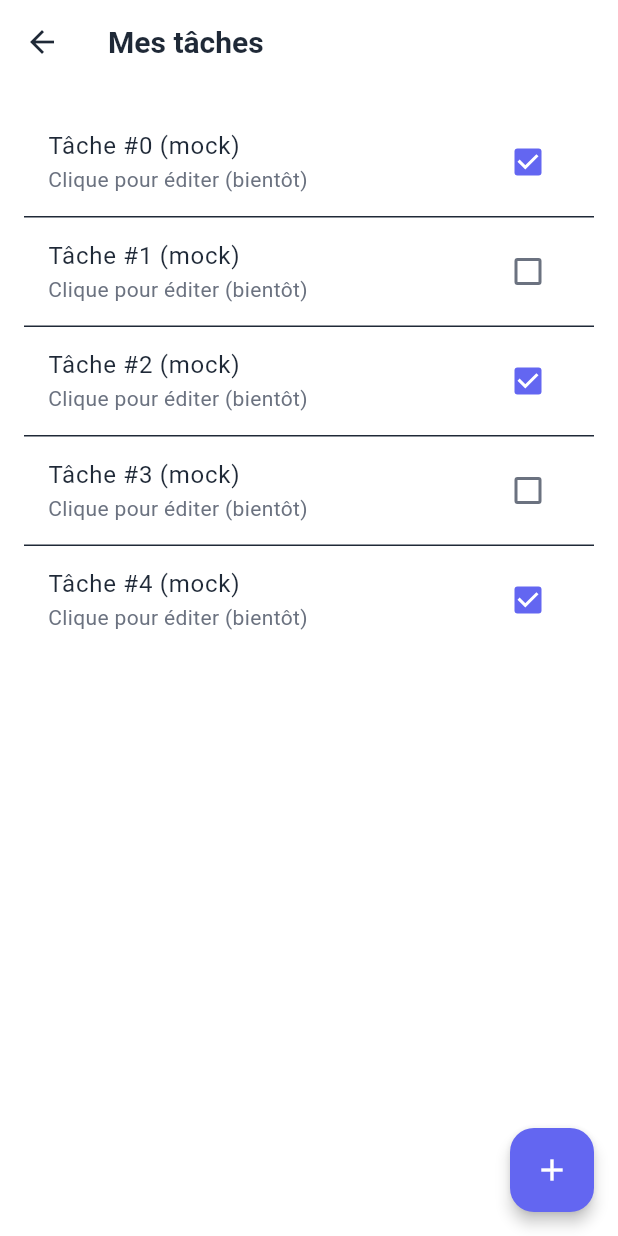
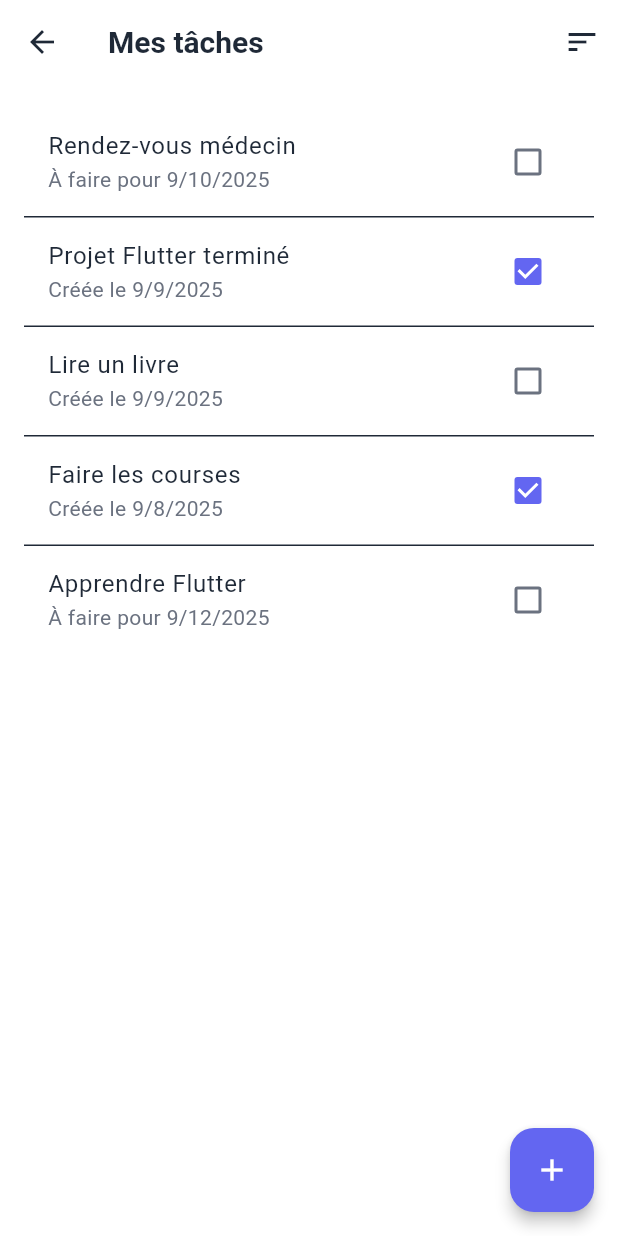
Before and after one commit to Efrei-M2-DEV1/FlutterProject, a Flutter app: the TasksPage screen opened directly, on a phone screen of 412 x 824 dp. Run offline on Flutter 3.47's test engine with Material 3 defaults, Android fonts, the phone set to English and light mode, and no system bars; our stand-ins replace go_router.

Commit message:
fix: wire tasks page and safe sorting

```diff
--- a/lib/core/router/app_router.dart
+++ b/lib/core/router/app_router.dart
@@ -6,7 +6,7 @@ import '../../features/auth/presentation/screens/login_screen.dart';
 import '../../features/auth/presentation/screens/register_screen.dart';
 import '../../features/tasks/presentation/screens/task_detail_screen.dart';
 import '../../features/tasks/presentation/screens/task_form_screen.dart';
-import '../../features/tasks/presentation/screens/task_list_screen.dart';
+import '../../features/tasks/ui/tasks_page.dart';
 import '../../shared/widgets/splash_screen.dart';
 
 /// Configuration centralisée de la navigation avec go_router
@@ -63,7 +63,7 @@ class AppRouter {
       GoRoute(
         path: tasks,
         name: 'tasks',
-        builder: (context, state) => const TaskListScreen(),
+        builder: (context, state) => const TasksPage(),
       ),
 
       // Création d'une nouvelle tâche
--- a/lib/features/tasks/presentation/providers/task_provider.dart
+++ b/lib/features/tasks/presentation/providers/task_provider.dart
@@ -7,7 +7,7 @@ class TaskProvider extends ChangeNotifier {
   // ===== DONNÉES PRIVÉES =====
   final List<Task> _tasks = [];
   TaskFilter _currentFilter = TaskFilter.all;
-  TaskSort _currentSort = TaskSort.newest;
+  TaskSort _currentSort = TaskSort.createdAt;
   bool _isLoading = false;
 
   // ===== GETTERS PUBLICS =====
@@ -118,17 +118,20 @@ class TaskProvider extends ChangeNotifier {
 
   /// Appliquer le tri actuel
   List<Task> _applySort(List<Task> tasks) {
+    final sorted = List<Task>.from(tasks);
     switch (_currentSort) {
-      case TaskSort.newest:
-        return tasks..sort((a, b) => b.createdAt.compareTo(a.createdAt));
-      case TaskSort.oldest:
-        return tasks..sort((a, b) => a.createdAt.compareTo(b.createdAt));
-      case TaskSort.priority:
-        return tasks
-          ..sort((a, b) => b.priority.value.compareTo(a.priority.value));
-      case TaskSort.alphabetical:
-        return tasks..sort((a, b) => a.title.compareTo(b.title));
+      case TaskSort.createdAt:
+        sorted.sort((a, b) => b.createdAt.compareTo(a.createdAt));
+        break;
+      case TaskSort.dueDate:
+        sorted.sort((a, b) {
+          final aDate = a.dueDate ?? DateTime(9999);
+          final bDate = b.dueDate ?? DateTime(9999);
+          return aDate.compareTo(bDate);
+        });
+        break;
     }
+    return sorted;
   }
 
   // ===== DONNÉES DE TEST =====
@@ -201,10 +204,8 @@ enum TaskFilter {
 
 /// Options de tri pour les tâches
 enum TaskSort {
-  newest('Plus récentes'),
-  oldest('Plus anciennes'),
-  priority('Par priorité'),
-  alphabetical('Alphabétique');
+  createdAt('Date de création'),
+  dueDate("Date d'échéance");
 
   const TaskSort(this.label);
   final String label;
--- a/lib/features/tasks/ui/tasks_page.dart
+++ b/lib/features/tasks/ui/tasks_page.dart
@@ -1,26 +1,86 @@
 import 'package:flutter/material.dart';
+import 'package:intl/intl.dart';
+import 'package:provider/provider.dart';
 
-class TasksPage extends StatelessWidget {
+import '../presentation/providers/task_provider.dart';
+
+/// Page affichant la liste des tâches avec possibilité de tri
+class TasksPage extends StatefulWidget {
   const TasksPage({super.key});
+
+  @override
+  State<TasksPage> createState() => _TasksPageState();
+}
+
+class _TasksPageState extends State<TasksPage> {
+  @override
+  void initState() {
+    super.initState();
+    // Chargement de données de test
+    WidgetsBinding.instance.addPostFrameCallback((_) {
+      final provider = context.read<TaskProvider>();
+      if (provider.allTasks.isEmpty) {
+        provider.loadTestData();
+      }
+    });
+  }
 
   @override
   Widget build(BuildContext context) {
     return Scaffold(
-      appBar: AppBar(title: const Text('Mes tâches')),
+      appBar: AppBar(
+        title: const Text('Mes tâches'),
+        actions: [
+          Consumer<TaskProvider>(
+            builder: (context, taskProvider, _) {
+              return PopupMenuButton<TaskSort>(
+                initialValue: taskProvider.currentSort,
+                onSelected: taskProvider.setSort,
+                itemBuilder: (_) => TaskSort.values
+                    .map(
+                      (s) => PopupMenuItem(
+                        value: s,
+                        child: Text(s.label),
+                      ),
+                    )
+                    .toList(),
+                icon: const Icon(Icons.sort),
+              );
+            },
+          ),
+        ],
+      ),
       floatingActionButton: FloatingActionButton(
         onPressed: () {},
         child: const Icon(Icons.add),
       ),
-      body: ListView.separated(
-        padding: const EdgeInsets.all(16),
-        itemCount: 5,
-        separatorBuilder: (_, __) => const Divider(height: 1),
-        itemBuilder: (_, i) => CheckboxListTile(
-          value: i.isEven,
-          onChanged: (_) {},
-          title: Text('Tâche #$i (mock)'),
-          subtitle: const Text('Clique pour éditer (bientôt)'),
-        ),
+      body: Consumer<TaskProvider>(
+        builder: (context, taskProvider, _) {
+          final tasks = taskProvider.filteredTasks;
+          if (tasks.isEmpty) {
+            return const Center(child: Text('Aucune tâche'));
+          }
+
+          return ListView.separated(
+            padding: const EdgeInsets.all(16),
+            itemCount: tasks.length,
+            separatorBuilder: (_, __) => const Divider(height: 1),
+            itemBuilder: (_, i) {
+              final task = tasks[i];
+              final subtitle = task.dueDate != null
+                  ? 'À faire pour ${DateFormat.yMd().format(task.dueDate!)}'
+                  : 'Créée le ${DateFormat.yMd().format(task.createdAt)}';
+
+              return CheckboxListTile(
+                value: task.isCompleted,
+                onChanged: (_) =>
+                    context.read<TaskProvider>().toggleTaskCompletion(task.id),
+                title: Text(task.title),
+                subtitle: Text(subtitle),
+              );
+            },
+          );
+        },
       ),
     );
   }
```
Also changed, not shown: lib/router/app_router.dart (deleted, +0 -13 lines).
